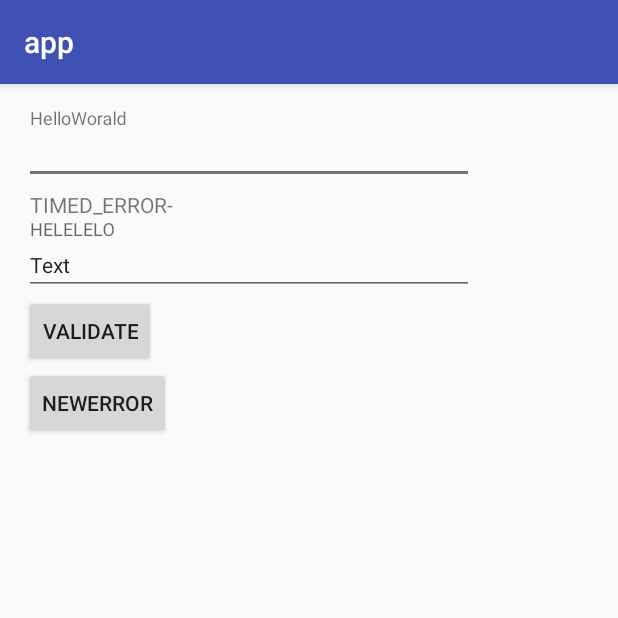
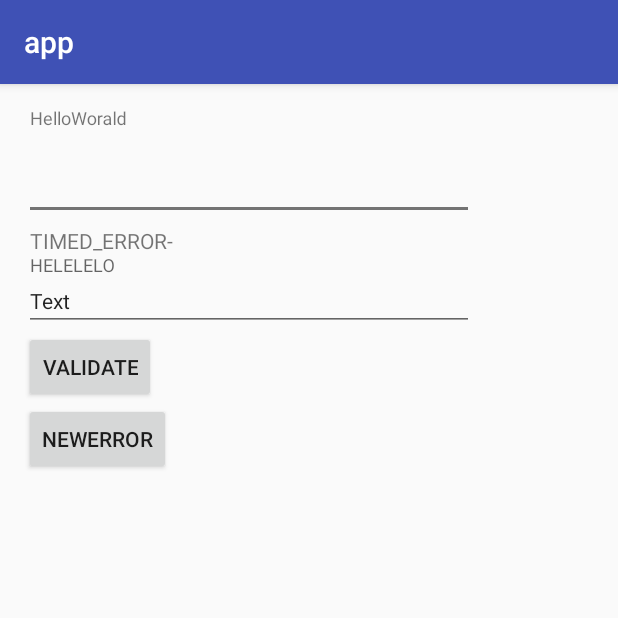
Before and after one commit to ersin-ertan/HintErrorTextInputView, an Android app: the screen it shows after launch (MainActivity), after a tap on "NEWERROR", on a phone screen of 412 x 824 dp, the top half of it. Run offline under Robolectric (Android 15) with nearby library versions, the phone set to English and light mode, and no system bars.

```diff
--- a/app/src/main/java/com/github/ersin_ertan/app/MainActivity.java
+++ b/app/src/main/java/com/github/ersin_ertan/app/MainActivity.java
@@ -45,6 +45,7 @@ public class MainActivity extends AppCompatActivity
     button2.setOnClickListener(new View.OnClickListener() {
       @Override public void onClick(View v) {
         hint1.showTimedError("TIMED_ERROR-");
+        hint1.setTextSize(32);
       }
     });
   }
--- a/hinterrortextinputview/src/main/java/com/github/ersin_ertan/hinterrortextinputview/HintErrorTextInputView.java
+++ b/hinterrortextinputview/src/main/java/com/github/ersin_ertan/hinterrortextinputview/HintErrorTextInputView.java
@@ -298,6 +298,15 @@ public class HintErrorTextInputView extends TextInputLayout {
     textInputEditText.setText(text);
   }
 
+  public void setTextSize(float size) {
+    setTextSize(TypedValue.COMPLEX_UNIT_SP, size);
+  }
+
+  public void setTextSize(int unit, float size) {
+    textInputEditText.setTextSize(unit, size);
+    // will not reposition the text in this view until another input
+  }
+
   public int getInputType() {
     if (tempInputType != InputType.TYPE_NULL) {
       return tempInputType;
```
